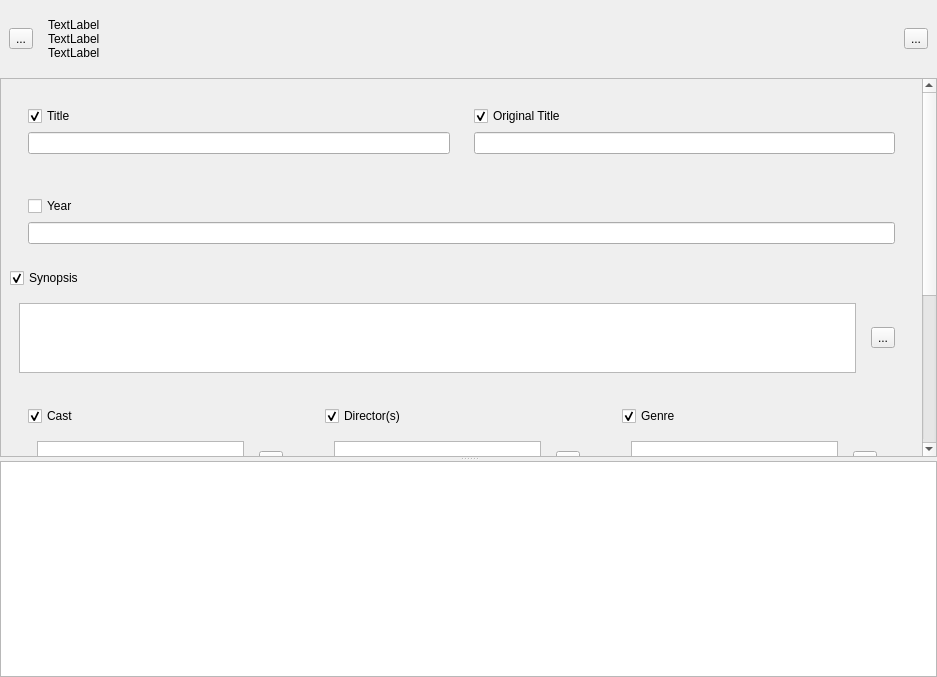
Before: the Qt Designer form src/panelview.ui in app211/jaqet, drawn with Qt 5.
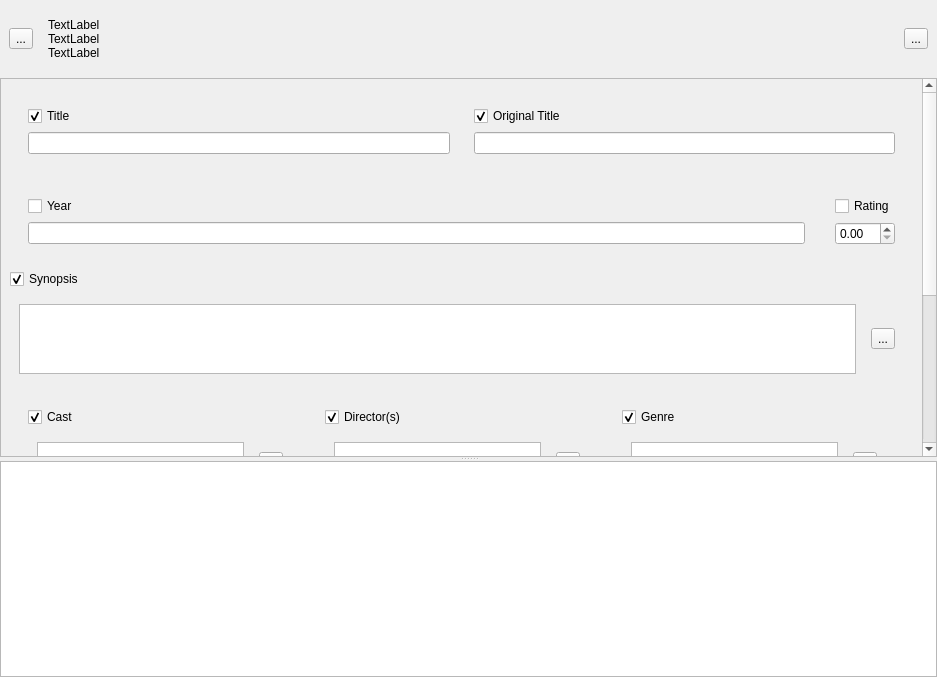
After: the same form once the commit is applied. Icons and pictures are not drawn. Custom widgets are drawn as their Qt base class.

```diff
--- a/src/panelview.ui
+++ b/src/panelview.ui
@@ -237,6 +237,25 @@
                     </layout>
                    </widget>
                   </item>
+                  <item>
+                   <widget class="QWidget" name="widget_28" native="true"/>
+                  </item>
+                  <item>
+                   <widget class="QWidget" name="widget_29" native="true">
+                    <layout class="QVBoxLayout" name="verticalLayout_22">
+                     <item>
+                      <widget class="QCheckBox" name="checkBoxRating">
+                       <property name="text">
+                        <string>Rating</string>
+                       </property>
+                      </widget>
+                     </item>
+                     <item>
+                      <widget class="QDoubleSpinBox" name="doubleSpinBox"/>
+                     </item>
+                    </layout>
+                   </widget>
+                  </item>
                  </layout>
                 </widget>
                </item>
```
Left out of the diff: 5 changed lines with no effect on the pictures.
